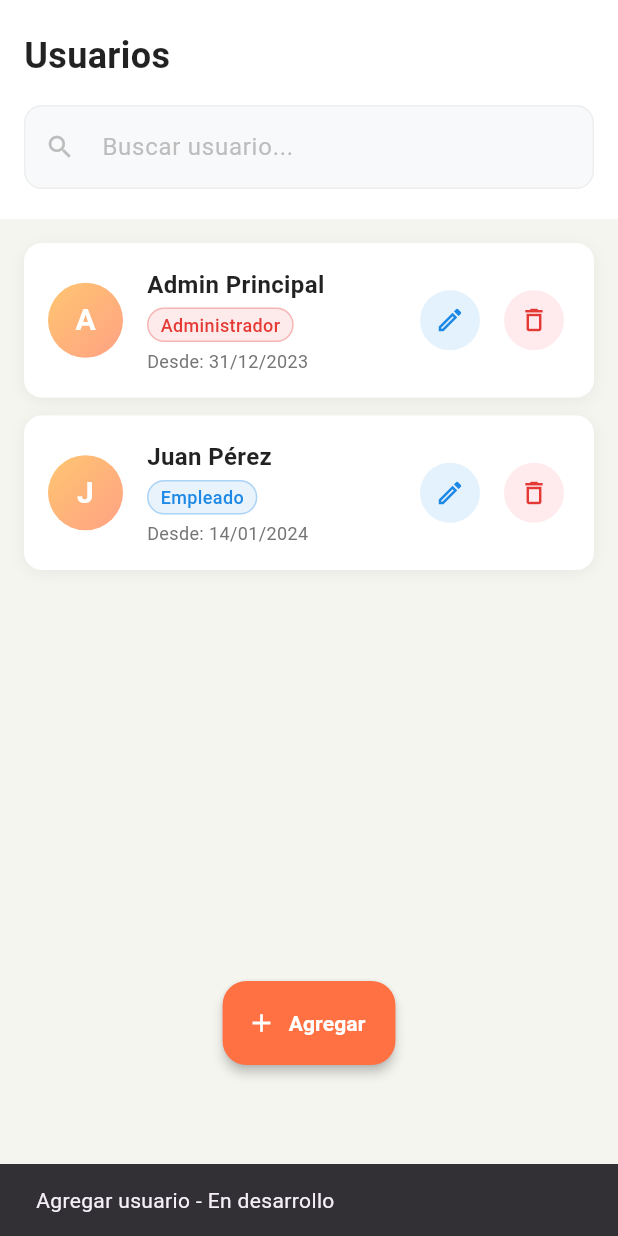
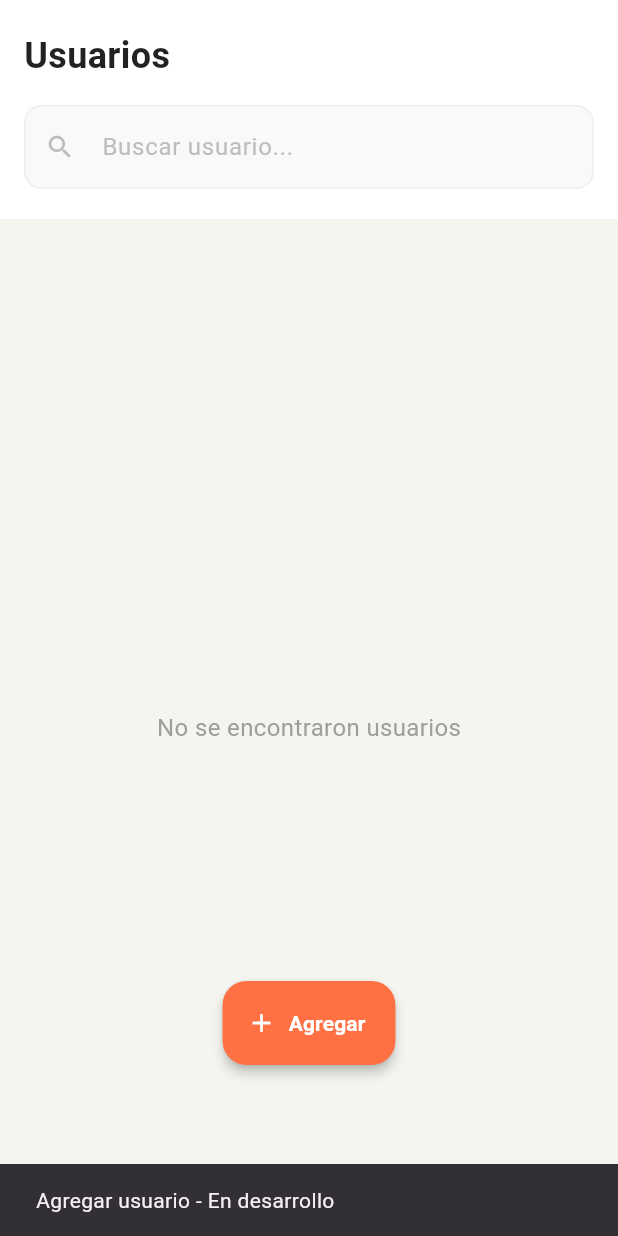
Before and after one commit to Carlex27/pos_app, a Flutter app: the UsersScreen screen opened directly, after a tap on "Agregar", on a phone screen of 412 x 824 dp. Run offline on Flutter 3.47's test engine with Material 3 defaults, Android fonts, the phone set to English and light mode, and no system bars; our stand-ins replace flutter_secure_storage, image_picker, permission_handler; accounts and stored records are empty; network calls fail.

Commit message:
UserList is finished

```diff
--- a/lib/models/user.dart
+++ b/lib/models/user.dart
@@ -1,12 +1,12 @@
 class User {
-  final String id;
-  final String name;
+  final int id;
+  final String username;
   final String role;
   final DateTime createdAt;
 
   User({
     required this.id,
-    required this.name,
+    required this.username,
     required this.role,
     required this.createdAt,
   });
@@ -14,8 +14,8 @@ class User {
   // Constructor factory para crear desde JSON
   factory User.fromJson(Map<String, dynamic> json) {
     return User(
-      id: json['id'] as String,
-      name: json['name'] as String,
+      id: json['id'] as int,
+      username: json['username'] as String,
       role: json['role'] as String,
       createdAt: DateTime.parse(json['createdAt'] as String),
     );
@@ -25,7 +25,7 @@ class User {
   Map<String, dynamic> toJson() {
     return {
       'id': id,
-      'name': name,
+      'username': username,
       'role': role,
       'createdAt': createdAt.toString(),
     };
--- a/lib/services/user_service.dart
+++ b/lib/services/user_service.dart
@@ -17,6 +17,7 @@ class UserService {
       Uri.parse('$kApiBaseUrl/api/user/all'),
       headers: {'Content-Type': 'application/json'},
     );
+    print('Response body: ${response.body}');
     if (response.statusCode == 200) {
       final List<dynamic> data = jsonDecode(response.body);
       return data.map((e) => User.fromJson(e)).toList();
--- a/lib/ui/screens/users_screen.dart
+++ b/lib/ui/screens/users_screen.dart
@@ -27,33 +27,13 @@ class _UsersScreenState extends State<UsersScreen> {
   Future<void> _fetchUsers([String query = '']) async {
     setState(() => _isLoading = true);
     try {
-      // Aquí iría tu servicio de usuarios
-      // final service = Provider.of<UserService>(context, listen: false);
-      // final users = query.isEmpty
-      //     ? await service.fetchAll()
-      //     : await service.search(query);
-
-      // Por ahora datos de ejemplo
-      final users = [
-        User(
-          id: '1',
-          name: 'Admin Principal',
-          role: 'Administrador',
-          createdAt: DateTime(2023, 12, 31),
-        ),
-        User(
-          id: '2',
-          name: 'Juan Pérez',
-          role: 'Empleado',
-          createdAt: DateTime(2024, 1, 14),
-        ),
-      ];
+      final service = Provider.of<UserService>(context, listen: false);
+      final users = query.isEmpty
+          ? await service.fetchAll()
+          : await service.search(query);
 
       setState(() {
-        _users = users.where((user) =>
-        user.name.toLowerCase().contains(query.toLowerCase()) ||
-            user.role.toLowerCase().contains(query.toLowerCase())
-        ).toList();
+        _users = users;
         _isLoading = false;
       });
     } catch (e) {
@@ -61,6 +41,8 @@ class _UsersScreenState extends State<UsersScreen> {
       setState(() => _isLoading = false);
     }
   }
+
+
 
   Future<void> _logout() async {
     final auth = Provider.of<AuthService>(context, listen: false);
--- a/lib/ui/widgets/user_tile.dart
+++ b/lib/ui/widgets/user_tile.dart
@@ -46,7 +46,7 @@ class UserTile extends StatelessWidget {
               ),
               child: Center(
                 child: Text(
-                  user.name.isNotEmpty ? user.name[0].toUpperCase() : 'U',
+                  user.username.isNotEmpty ? user.username[0].toUpperCase() : 'U',
                   style: const TextStyle(
                     fontSize: 20,
                     fontWeight: FontWeight.w600,
@@ -64,7 +64,7 @@ class UserTile extends StatelessWidget {
                 children: [
                   // Nombre del usuario
                   Text(
-                    user.name,
+                    user.username,
                     style: const TextStyle(
                       fontSize: 16,
                       fontWeight: FontWeight.w600,
@@ -116,7 +116,7 @@ class UserTile extends StatelessWidget {
                   onPressed: () {
                     // Aquí iría la funcionalidad de editar
                     ScaffoldMessenger.of(context).showSnackBar(
-                      SnackBar(content: Text('Editar ${user.name}')),
+                      SnackBar(content: Text('Editar ${user.username}')),
                     );
                   },
                   icon: const Icon(
@@ -158,7 +158,7 @@ class UserTile extends StatelessWidget {
     switch (role.toLowerCase()) {
       case 'administrador':
         return Colors.red.shade600;
-      case 'empleado':
+      case 'vendedor':
         return Colors.blue.shade600;
       case 'supervisor':
         return Colors.green.shade600;
@@ -182,7 +182,7 @@ class UserTile extends StatelessWidget {
           ),
         ),
         content: Text(
-          '¿Estás seguro de que deseas eliminar a ${user.name}?',
+          '¿Estás seguro de que deseas eliminar a ${user.username}?',
           style: const TextStyle(fontSize: 16),
         ),
         actions: [
@@ -210,7 +210,7 @@ class UserTile extends StatelessWidget {
               // Aquí iría la lógica para eliminar
               Navigator.pop(context);
               ScaffoldMessenger.of(context).showSnackBar(
-                SnackBar(content: Text('${user.name} eliminado')),
+                SnackBar(content: Text('${user.username} eliminado')),
               );
             },
             child: const Text(
```
